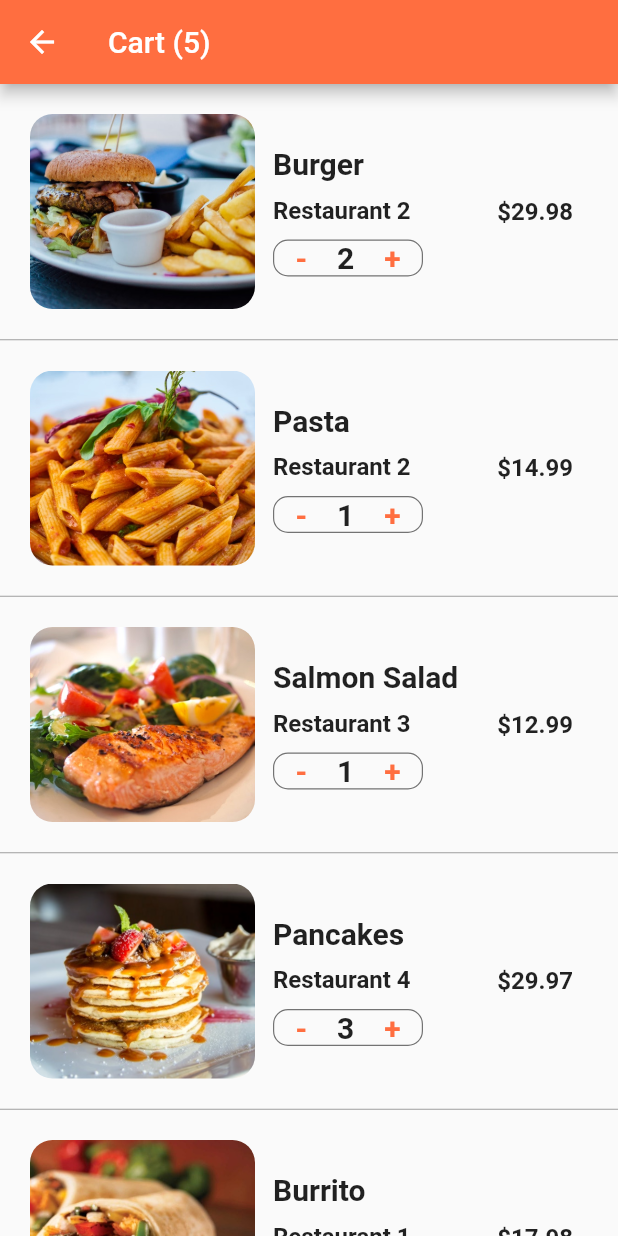
After one commit to sumithpdd/flutterworkshopfooddelivery, a Flutter app: the screen it shows after launch, after a tap on an icon or button, on a phone screen of 412 x 824 dp. The commit adds this screen. Run offline on Flutter 3.47's test engine with Material 2 defaults, Android fonts, the phone set to English and light mode, and no system bars.

Commit message:
Cart Screen with cart items

```diff
--- /dev/null
+++ b/food_delivery/lib/screens/cart_Screen.dart
@@ -0,0 +1,141 @@
+import 'package:flutter/material.dart';
+import 'package:food_delivery/data/data.dart';
+import 'package:food_delivery/models/order.dart';
+
+class CartScreen extends StatefulWidget {
+  @override
+  _CartScreenState createState() => _CartScreenState();
+}
+
+class _CartScreenState extends State<CartScreen> {
+  _buildCartItem(Order order) {
+    return Container(
+      padding: EdgeInsets.all(20.0),
+      height: 170,
+      child: Row(
+        children: [
+          Expanded(
+            child: Row(
+              children: [
+                Container(
+                  width: 150,
+                  decoration: BoxDecoration(
+                      image: DecorationImage(
+                        image: AssetImage(order.food.imageUrl),
+                        fit: BoxFit.cover,
+                      ),
+                      borderRadius: BorderRadius.circular(15.0)),
+                ),
+                Expanded(
+                  child: Container(
+                    margin: EdgeInsets.all(12),
+                    child: Column(
+                      mainAxisAlignment: MainAxisAlignment.center,
+                      crossAxisAlignment: CrossAxisAlignment.start,
+                      children: [
+                        Text(
+                          order.food.name,
+                          style: TextStyle(
+                            fontSize: 20.0,
+                            fontWeight: FontWeight.bold,
+                          ),
+                          overflow: TextOverflow.ellipsis,
+                        ),
+                        SizedBox(height: 10.0),
+                        Text(
+                          order.restaurant.name,
+                          style: TextStyle(
+                            fontSize: 16.0,
+                            fontWeight: FontWeight.w600,
+                          ),
+                          overflow: TextOverflow.ellipsis,
+                        ),
+                        SizedBox(height: 10.0),
+                        Container(
+                          width: 100,
+                          decoration: BoxDecoration(
+                            borderRadius: BorderRadius.circular(10),
+                            border: Border.all(
+                              width: 0.8,
+                              color: Colors.black54,
+                            ),
+                          ),
+                          child: Row(
+                            mainAxisAlignment: MainAxisAlignment.center,
+                            children: [
+                              GestureDetector(
+                                onTap: () {},
+                                child: Text(
+                                  '-',
+                                  style: TextStyle(
+                                    color: Theme.of(context).primaryColor,
+                                    fontSize: 20.0,
+                                    fontWeight: FontWeight.w600,
+                                  ),
+                                ),
+                              ),
+                              SizedBox(width: 20),
+                              Text(
+                                order.quantity.toString(),
+                                style: TextStyle(
+                                  fontSize: 20.0,
+                                  fontWeight: FontWeight.w600,
+                                ),
+                              ),
+                              SizedBox(width: 20),
+                              GestureDetector(
+                                onTap: () {},
+                                child: Text(
+                                  '+',
+                                  style: TextStyle(
+                                    color: Theme.of(context).primaryColor,
+                                    fontSize: 20.0,
+                                    fontWeight: FontWeight.w600,
+                                  ),
+                                ),
+                              ),
+                            ],
+                          ),
+                        )
+                      ],
+                    ),
+                  ),
+                )
+              ],
+            ),
+          ),
+          Container(
+            margin: EdgeInsets.all(10),
+            child: Text(
+              '\$${order.quantity * order.food.price}',
+              style: TextStyle(
+                fontSize: 16.0,
+                fontWeight: FontWeight.w600,
+              ),
+            ),
+          ),
+        ],
+      ),
+    );
+  }
+
+  @override
+  Widget build(BuildContext context) {
+    return Scaffold(
+      appBar: AppBar(title: Text('Cart (${currentUser.cart.length})')),
+      body: ListView.separated(
+        itemBuilder: (BuildContext context, int index) {
+          Order order = currentUser.cart[index];
+          return _buildCartItem(order);
+        },
+        separatorBuilder: (BuildContext context, int index) {
+          return Divider(
+            height: 1.0,
+            color: Colors.grey,
+          );
+        },
+        itemCount: currentUser.cart.length,
+      ),
+    );
+  }
+}
--- a/food_delivery/lib/screens/home_screen.dart
+++ b/food_delivery/lib/screens/home_screen.dart
@@ -4,6 +4,7 @@ import 'package:food_delivery/helpers/style.dart';
 import 'package:food_delivery/models/restaurant.dart';
 import 'package:food_delivery/widgets/rating_stars.dart';
 import 'package:food_delivery/widgets/recent_orders.dart';
+import 'cart_Screen.dart';
 import 'restaurant_screen.dart';
 
 class HomeScreen extends StatefulWidget {
@@ -105,7 +106,10 @@ class _HomeScreenState extends State<HomeScreen> {
         title: Text('Food Delivery'),
         actions: [
           FlatButton(
-            onPressed: null,
+            onPressed: () => Navigator.push(
+              context,
+              MaterialPageRoute(builder: (_) => CartScreen()),
+            ),
             child: Text(
               'Cart (${currentUser.cart.length})',
               style: TextStyle(
```
